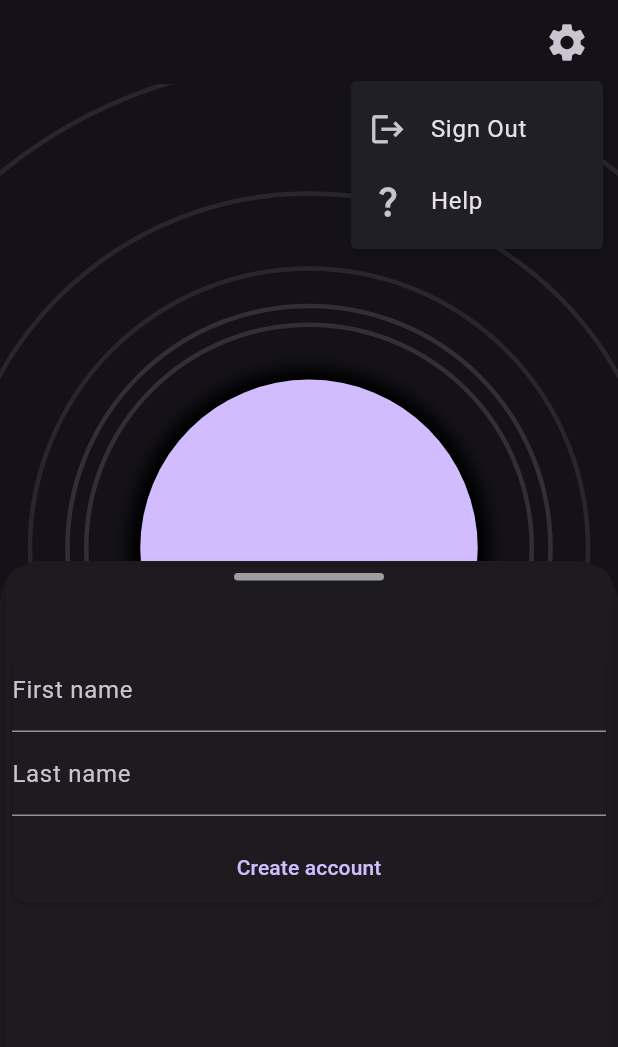
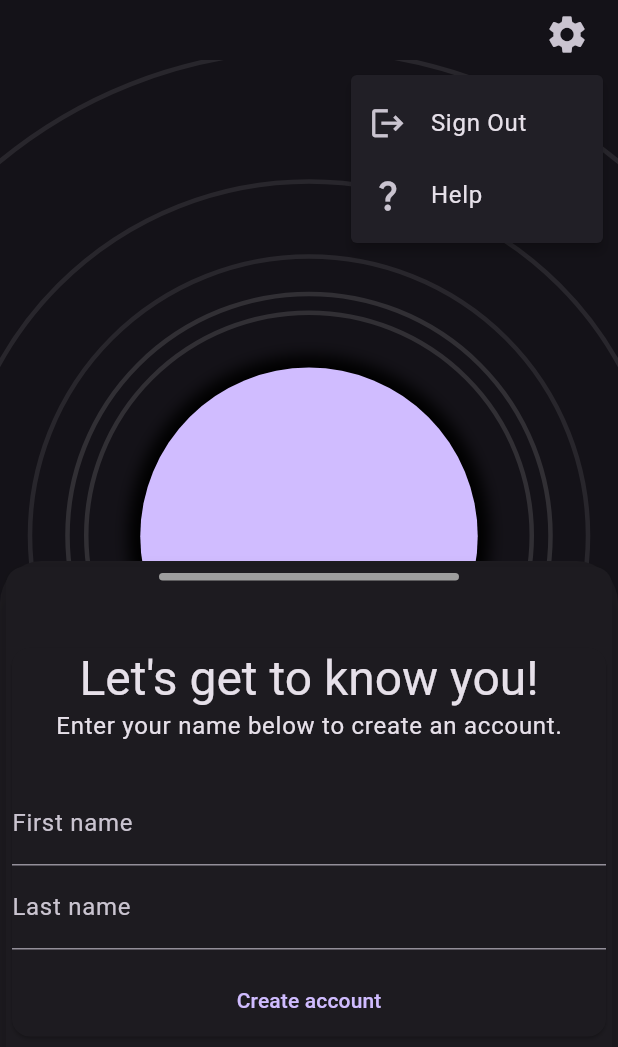
Before and after one commit to bens-schreiber/the_pushapp, a Flutter app: the screen it shows once a user with an empty profile is signed in, after a tap on the "settings" icon, on a phone screen of 412 x 824 dp. Shown: the top 1047 px of the screen. Run offline on Flutter 3.47's test engine with Material 3 defaults, Android fonts, the phone set to English and light mode, and no system bars; our stand-ins replace firebase_core, firebase_messaging, flutter_hooks, flutter_riverpod, freezed_annotation, hooks_riverpod and 4 more; accounts and stored records are empty.

Commit message:
group members + invite code + app flow ui

```diff
--- a/lib/account/presentation/account_form.dart
+++ b/lib/account/presentation/account_form.dart
@@ -36,6 +36,11 @@ class AccountForm extends HookConsumerWidget {
         key: formKey,
         child: Column(
           children: [
+            Text("Let's get to know you!",
+                style: Theme.of(context).textTheme.headlineLarge),
+            Text("Enter your name below to create an account.",
+                style: Theme.of(context).textTheme.bodyLarge),
+            const SizedBox(height: 25),
             TextFormField(
               decoration: const InputDecoration(labelText: "First name"),
               controller: firstNameController,
--- a/lib/account/presentation/login_form.dart
+++ b/lib/account/presentation/login_form.dart
@@ -87,9 +87,8 @@ class LoginForm extends HookConsumerWidget {
           Text("Enter your email to begin.",
               textAlign: TextAlign.center,
               style: Theme.of(context).textTheme.headlineSmall),
+          const SizedBox(height: 25)
         ],
-
-        const SizedBox(height: 25),
 
         // Form
         SizedBox(
--- a/lib/account/presentation/signout_button.dart
+++ b/lib/account/presentation/signout_button.dart
@@ -5,7 +5,8 @@ import "package:the_pushapp/supabase_provider.dart";
 import "package:the_pushapp/util.dart";
 
 class SignoutButton extends ConsumerWidget {
-  const SignoutButton({super.key});
+  final Function onTap;
+  const SignoutButton({super.key, required this.onTap});
 
   @override
   Widget build(BuildContext context, WidgetRef ref) {
@@ -13,6 +14,7 @@ class SignoutButton extends ConsumerWidget {
       final client = ref.read(clientProvider);
 
       if (client.auth.currentUser == null) {
+        onTap();
         return;
       }
 
@@ -21,12 +23,11 @@ class SignoutButton extends ConsumerWidget {
       await client.from("Users").update({"fcm": null}).eq("id", id);
 
       ref.invalidate(accountProviderAsync);
+      onTap();
     }
 
     return ListTile(
-      onTap: () {
-        useErrorHandle(signOut, context);
-      },
+      onTap: () => useErrorHandle(signOut, context),
       dense: true,
       leading: const Icon(Icons.logout, size: 25),
       title: Text("Sign Out", style: Theme.of(context).textTheme.bodyLarge),
--- a/lib/group/application/group_provider.dart
+++ b/lib/group/application/group_provider.dart
@@ -1,6 +1,7 @@
 import "package:riverpod_annotation/riverpod_annotation.dart";
 import "package:supabase_flutter/supabase_flutter.dart";
 import "package:the_pushapp/account/application/account_provider.dart";
+import "package:the_pushapp/account/domain/account.dart";
 import "package:the_pushapp/group/domain/group.dart";
 import "package:the_pushapp/supabase_provider.dart";
 
@@ -8,7 +9,7 @@ import "package:the_pushapp/supabase_provider.dart";
 ///
 /// Listens to [accountProvider]
 ///
-/// /// Invalidated by the [groupChannelProvider] web socket.
+/// Invalidated by the [groupChannelProvider] web socket.
 final groupProviderAsync = FutureProvider<Group?>((ref) async {
   final account = ref.watch(accountProvider);
   if (account == null || account.groupId == null) return null;
@@ -27,3 +28,25 @@ final groupProviderAsync = FutureProvider<Group?>((ref) async {
 final groupProvider = Provider<Group?>((ref) {
   return ref.watch(groupProviderAsync).value;
 });
+
+/// The members of the group.
+///
+/// Listens to [groupProvider]
+///
+/// Invalidated by the [groupChannelProvider] web socket.
+final groupMembersProviderAsync = FutureProvider<List<Account>>((ref) async {
+  final group = ref.watch(groupProvider);
+  if (group == null) return [];
+
+  final client = ref.read(clientProvider);
+
+  // supabase read policy will return only us and group members
+  final members = await client.from("Users").select().count(CountOption.exact);
+
+  return members.data.map((e) => Account.fromJson(e)).toList();
+});
+
+/// Synchronously read [groupMembersProviderAsync].
+final groupMembersProvider = Provider<List<Account>>((ref) {
+  return ref.watch(groupMembersProviderAsync).value ?? [];
+});
--- /dev/null
+++ b/lib/group/presentation/display_group_members.dart
@@ -0,0 +1,31 @@
+import "package:flutter/material.dart";
+import "package:flutter_riverpod/flutter_riverpod.dart";
+import "package:the_pushapp/account/domain/account.dart";
+import "package:the_pushapp/group/application/group_provider.dart";
+
+class GroupMembers extends ConsumerWidget {
+  const GroupMembers({super.key});
+
+  @override
+  Widget build(BuildContext context, WidgetRef ref) {
+    final groupMembers = ref.watch(groupMembersProvider);
+    return ListView(
+      children: [
+        for (final member in groupMembers) _MemberTile(account: member)
+      ],
+    );
+  }
+}
+
+class _MemberTile extends StatelessWidget {
+  final Account account;
+  const _MemberTile({required this.account});
+
+  @override
+  Widget build(BuildContext context) {
+    return ListTile(
+      leading: const Icon(Icons.person),
+      title: Text("${account.firstName} ${account.lastName}"),
+    );
+  }
+}
--- a/lib/home/application/home_provider.dart
+++ b/lib/home/application/home_provider.dart
@@ -1,12 +1,13 @@
 import "package:flutter_riverpod/flutter_riverpod.dart";
-import "package:the_pushapp/account/application/account_provider.dart";
 import "package:the_pushapp/account/data/channel.dart";
 import "package:the_pushapp/account/data/deep_link.dart";
+import "package:the_pushapp/group/application/group_provider.dart";
 import "package:the_pushapp/group/data/channel.dart";
 import "package:the_pushapp/notifications/application/notifications_provider.dart";
 import "package:the_pushapp/notifications/data/fcm_stream.dart";
 import "package:the_pushapp/supabase_provider.dart";
 
+/// Initializes root providers.
 final initializeAppProviderAsync = FutureProvider<bool>((ref) async {
   // Supabase
   await ref.read(clientProviderAsync.future);
@@ -28,12 +29,13 @@ final initializeAppProviderAsync = FutureProvider<bool>((ref) async {
 /// Signals when the loading animation is complete.
 final loadingAnimationStateProvider = StateProvider<bool>((ref) => false);
 
+/// True if the sliding bottom sheet should be locked.
 final lockSlidingBottomSheetProvider = Provider((ref) {
   final initFinishedAsync = ref.watch(initializeAppProviderAsync);
   final loadingAnimation = ref.watch(loadingAnimationStateProvider);
-  final isAuth = ref.watch(isAuthenticatedProvider);
+  final group = ref.watch(groupProvider);
 
-  return initFinishedAsync.value == true &&
-      loadingAnimation == false &&
-      isAuth == true;
+  return initFinishedAsync.value != true ||
+      loadingAnimation == false ||
+      group == null;
 });
--- a/lib/home/presentation/actions.dart
+++ b/lib/home/presentation/actions.dart
@@ -7,7 +7,8 @@ import "package:the_pushapp/group/application/group_provider.dart";
 import "package:the_pushapp/group/presentation/activate_group_button.dart";
 import "package:the_pushapp/group/presentation/create_group_button.dart";
 import "package:the_pushapp/group/presentation/delete_group_button.dart";
-import "package:the_pushapp/group/presentation/join_group_form.dart";
+import "package:the_pushapp/group/presentation/display_group_members.dart";
+import "package:the_pushapp/group/presentation/group_code_button.dart";
 import "package:the_pushapp/notifications/presentation/require_notifications.dart";
 import "package:the_pushapp/supabase_provider.dart";
 import "package:the_pushapp/common.dart";
@@ -51,16 +52,28 @@ class _ActionsDisplay extends ConsumerWidget {
         if (!isAuthenticated) const LoginForm(),
 
         // Account
-        if (account == null && isAuthenticated) const AccountForm(),
-        if (account != null) AsyncValueDisplay(data: accountProviderAsync),
-        const SizedBox(height: 20),
+        if (account == null && isAuthenticated) ...[
+          const AccountForm(),
+          const SizedBox(height: 20),
+        ],
 
         // Groups
         if (group == null && account != null) ...[
+          Text("Find your friends!",
+              style: Theme.of(context).textTheme.headlineLarge),
+          Text("Accept an invite or create a group to get started.",
+              style: Theme.of(context).textTheme.bodyLarge),
+          const SizedBox(height: 25),
           const CreateGroupButton(),
-          const JoinGroupForm()
         ],
-        if (group != null) AsyncValueDisplay(data: groupProviderAsync),
+        if (group != null) ...[
+          const CopyGroupCodeButton(),
+          const SizedBox(
+            height: 100,
+            child: GroupMembers(),
+          ),
+        ],
+
         if (isGroupAdmin) ...[
           DeleteGroupButton(groupId: group.id),
           if (!group.isActive) ActivateGroupButton(groupId: group.id)
--- a/lib/home/presentation/components/bminschreib.dart
+++ b/lib/home/presentation/components/bminschreib.dart
@@ -3,7 +3,8 @@ import "package:the_pushapp/util.dart";
 import "package:url_launcher/url_launcher.dart";
 
 class HelpButton extends StatelessWidget {
-  const HelpButton({super.key});
+  final Function onTap;
+  const HelpButton({super.key, required this.onTap});
 
   @override
   Widget build(BuildContext context) {
@@ -12,6 +13,7 @@ class HelpButton extends StatelessWidget {
       if (await canLaunchUrl(uri)) {
         await launchUrl(uri);
       }
+      onTap();
     }
 
     return ListTile(
--- a/lib/home/presentation/components/sliding_bottom_sheet.dart
+++ b/lib/home/presentation/components/sliding_bottom_sheet.dart
@@ -1,6 +1,7 @@
 import "package:flutter/material.dart";
 import "package:flutter_hooks/flutter_hooks.dart";
 import "package:hooks_riverpod/hooks_riverpod.dart";
+import "package:the_pushapp/group/application/group_provider.dart";
 import "package:the_pushapp/home/application/home_provider.dart";
 
 class SlidingBottomSheet extends HookConsumerWidget {
@@ -11,7 +12,10 @@ class SlidingBottomSheet extends HookConsumerWidget {
 
   @override
   Widget build(BuildContext context, WidgetRef ref) {
+    final group = ref.watch(groupProvider);
     final doneLoading = ref.watch(loadingAnimationStateProvider);
+
+    // In the locked state, we will ignore gestures.
     final locked = ref.watch(lockSlidingBottomSheetProvider);
 
     final controller = useAnimationController(
@@ -22,13 +26,41 @@ class SlidingBottomSheet extends HookConsumerWidget {
       Tween<double>(begin: 0, end: 300).animate(controller),
     );
 
+    // After finishing loading, open this menu open if the user is not in a group, which subsequently
+    // means if they have no account and haven't been authenticated.
     useEffect(() {
-      if (doneLoading) {
+      if (doneLoading && group == null) {
         controller.forward();
       }
       return null;
-    }, [doneLoading]);
+    }, [doneLoading, group]);
 
+    return SizedBox(
+      height: 150 + animation,
+      width: double.infinity,
+      child: _SlidingSheet(
+        minimizedChild: minimizedChild,
+        expandedChild: expandedChild,
+        locked: locked,
+        controller: controller,
+      ),
+    );
+  }
+}
+
+class _SlidingSheet extends StatelessWidget {
+  final Widget minimizedChild;
+  final Widget expandedChild;
+  final bool locked;
+  final AnimationController controller;
+  const _SlidingSheet(
+      {required this.minimizedChild,
+      required this.expandedChild,
+      required this.locked,
+      required this.controller});
+
+  @override
+  Widget build(BuildContext context) {
     onTap() {
       if (locked) return;
       if (controller.isAnimating) return;
@@ -63,7 +95,7 @@ class SlidingBottomSheet extends HookConsumerWidget {
               padding: const EdgeInsets.all(4.0),
               child: SizedBox(
                 height: 5,
-                width: 100,
+                width: 200,
                 child: Container(
                   decoration: ShapeDecoration(
                     color: Theme.of(context).primaryColorLight,
@@ -79,7 +111,7 @@ class SlidingBottomSheet extends HookConsumerWidget {
       ),
     );
 
-    sheet() => Card(
+    return Card(
         elevation: 10,
         child: Align(
           alignment: Alignment.topCenter,
@@ -91,11 +123,5 @@ class SlidingBottomSheet extends HookConsumerWidget {
             ],
           ),
         ));
-
-    return SizedBox(
-      height: 150 + animation,
-      width: double.infinity,
-      child: sheet(),
-    );
   }
 }
--- a/lib/home/presentation/home.dart
+++ b/lib/home/presentation/home.dart
@@ -1,19 +1,15 @@
 import "package:flutter/material.dart";
-import "package:flutter_riverpod/flutter_riverpod.dart";
 import "package:the_pushapp/account/presentation/signout_button.dart";
-import "package:the_pushapp/home/application/home_provider.dart";
 import "package:the_pushapp/home/presentation/actions.dart";
 import "package:the_pushapp/home/presentation/components/bminschreib.dart";
 import "package:the_pushapp/home/presentation/components/token.dart";
 import "package:the_pushapp/home/presentation/components/sliding_bottom_sheet.dart";
 
-class HomeScreen extends ConsumerWidget {
+class HomeScreen extends StatelessWidget {
   const HomeScreen({super.key});
 
   @override
-  Widget build(BuildContext context, WidgetRef ref) {
-    final _ = ref.watch(lockSlidingBottomSheetProvider);
-
+  Widget build(BuildContext context) {
     final logo = Container(
       width: 225.0,
       height: 225.0,
@@ -33,17 +29,24 @@ class HomeScreen extends ConsumerWidget {
     final settingsButton = PopupMenuButton(
         offset: const Offset(0, 50),
         icon: const Icon(Icons.settings, size: 30),
-        itemBuilder: (context) {
+        itemBuilder: (menuContext) {
           return [
-            const PopupMenuItem(
-              child: SignoutButton(),
+            PopupMenuItem(
+              child: SignoutButton(onTap: () {
+                Navigator.of(menuContext).pop();
+              }),
             ),
-            const PopupMenuItem(child: HelpButton())
+            PopupMenuItem(child: HelpButton(onTap: () {
+              Navigator.of(menuContext).pop();
+            })),
           ];
         });
 
     return Scaffold(
+      extendBodyBehindAppBar: true,
       appBar: AppBar(
+        toolbarHeight: 40,
+        backgroundColor: Colors.transparent,
         actions: [
           Padding(
             padding: const EdgeInsets.only(right: 10),
--- a/lib/main.dart
+++ b/lib/main.dart
@@ -1,11 +1,13 @@
 import "dart:async";
 
 import "package:flutter/material.dart";
+import "package:flutter/services.dart";
 import "package:flutter_riverpod/flutter_riverpod.dart";
 import "package:the_pushapp/home/presentation/home.dart";
 
 Future<void> main() async {
   WidgetsFlutterBinding.ensureInitialized();
+  await SystemChrome.setPreferredOrientations([DeviceOrientation.portraitUp]);
   runApp(
     const ProviderScope(
       child: MyApp(),
```
Also changed, not shown: lib/group/presentation/group_code_button.dart (added, +29 -0 lines), lib/group/presentation/join_group_form.dart (deleted, +0 -52 lines).
